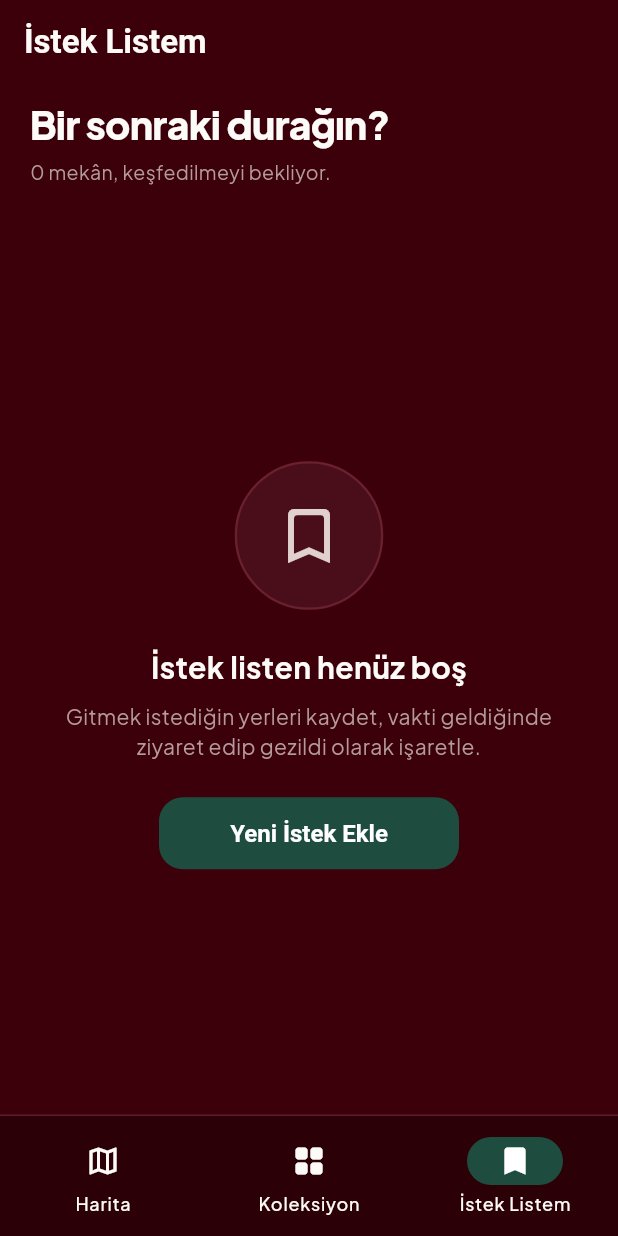
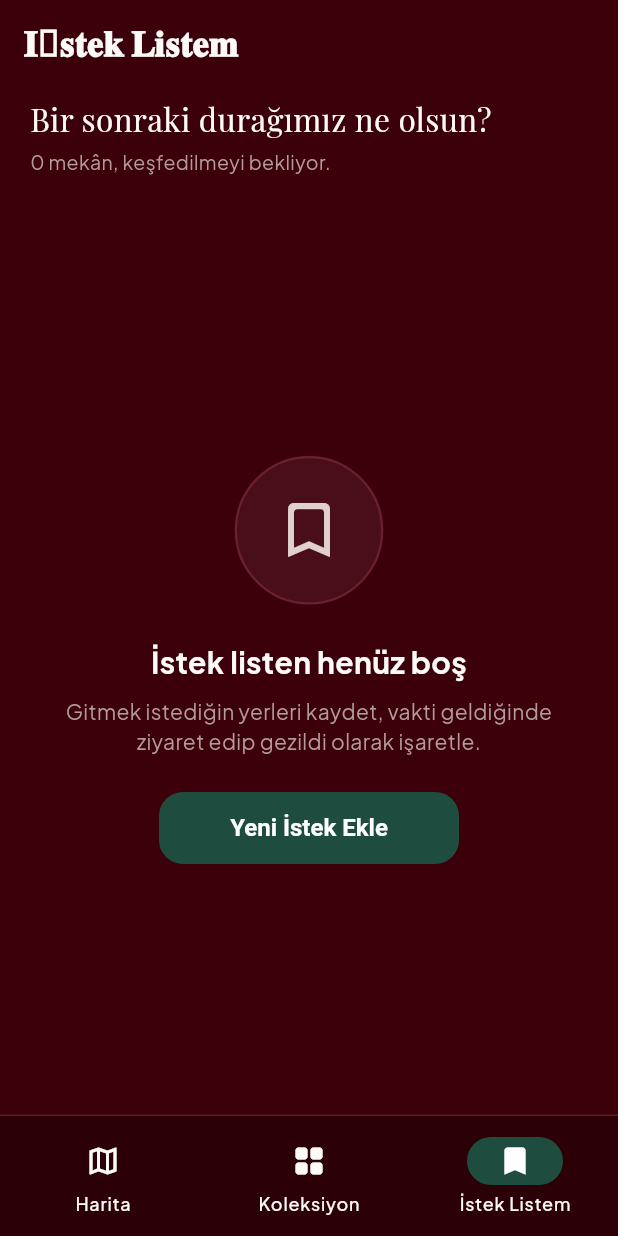
Before and after one commit to zehratuncer/MekanDefterim, a Flutter app: the WishlistPage screen opened by its route, on a phone screen of 412 x 824 dp. Run offline on Flutter 3.47's test engine with Material 3 defaults, Android fonts, the phone set to English and light mode, and no system bars; our stand-ins replace drift, flutter_map, flutter_riverpod, geolocator, go_router, google_fonts and 2 more; accounts and stored records are empty; generated files the repository leaves out were written again.

Commit message:
style: update Wishlist title and Playfair Display subtitle

```diff
--- a/lib/features/wishlist/presentation/pages/wishlist_page.dart
+++ b/lib/features/wishlist/presentation/pages/wishlist_page.dart
@@ -1,6 +1,7 @@
 import 'package:flutter/material.dart';
 import 'package:flutter_riverpod/flutter_riverpod.dart';
 import 'package:go_router/go_router.dart';
+import 'package:google_fonts/google_fonts.dart';
 import '../../../../app/providers.dart';
 import '../../../../core/theme/app_colors.dart';
 import '../../../../core/widgets/app_empty_state.dart';
@@ -17,7 +18,10 @@ class WishlistPage extends ConsumerWidget {
 
     return Scaffold(
       appBar: AppBar(
-        title: const Text('İstek Listem'),
+        title: const Text(
+          '𝐈̇𝐬𝐭𝐞𝐤 𝐋𝐢𝐬𝐭𝐞𝐦',
+          style: TextStyle(fontSize: 24),
+        ),
       ),
       body: Column(
         crossAxisAlignment: CrossAxisAlignment.start,
@@ -28,13 +32,12 @@ class WishlistPage extends ConsumerWidget {
             child: Column(
               crossAxisAlignment: CrossAxisAlignment.start,
               children: [
-                const Text(
-                  'Bir sonraki durağın?',
-                  style: TextStyle(
-                    fontSize: 26,
-                    fontWeight: FontWeight.w800,
+                Text(
+                  'Bir sonraki durağımız ne olsun?',
+                  style: GoogleFonts.playfairDisplay(
+                    fontSize: 21,
+                    fontWeight: FontWeight.w400,
                     color: AppColors.textPrimary,
-                    letterSpacing: -0.5,
                   ),
                 ),
                 const SizedBox(height: 4),
```
